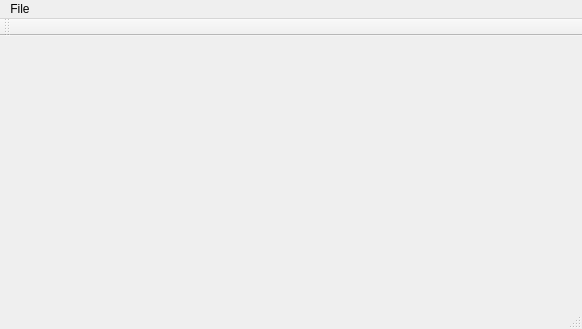
Above: mainwindow.ui from Platash/Reco_3 before the change. Below: the same form after it.
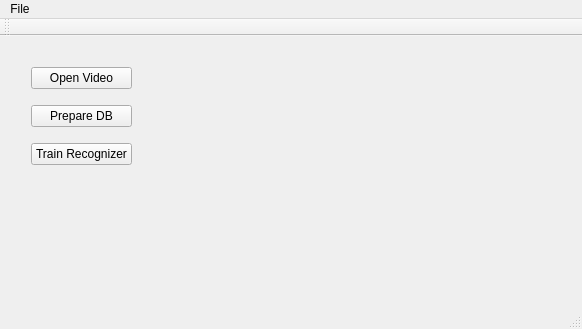
That is the form after the change.

Patch:
```diff
--- a/mainwindow.ui
+++ b/mainwindow.ui
@@ -13,7 +13,41 @@
   <property name="windowTitle">
    <string>MainWindow</string>
   </property>
-  <widget class="QWidget" name="centralWidget"/>
+  <widget class="QWidget" name="centralWidget">
+   <widget class="QWidget" name="verticalLayoutWidget">
+    <property name="geometry">
+     <rect>
+      <x>20</x>
+      <y>10</y>
+      <width>123</width>
+      <height>141</height>
+     </rect>
+    </property>
+    <layout class="QVBoxLayout" name="verticalLayout">
+     <item>
+      <widget class="QPushButton" name="b_open_video">
+       <property name="text">
+        <string>Open Video</string>
+       </property>
+      </widget>
+     </item>
+     <item>
+      <widget class="QPushButton" name="b_prepare_db">
+       <property name="text">
+        <string>Prepare DB</string>
+       </property>
+      </widget>
+     </item>
+     <item>
+      <widget class="QPushButton" name="b_train_reco">
+       <property name="text">
+        <string>Train Recognizer</string>
+       </property>
+      </widget>
+     </item>
+    </layout>
+   </widget>
+  </widget>
   <widget class="QMenuBar" name="menuBar">
    <property name="geometry">
     <rect>
```
